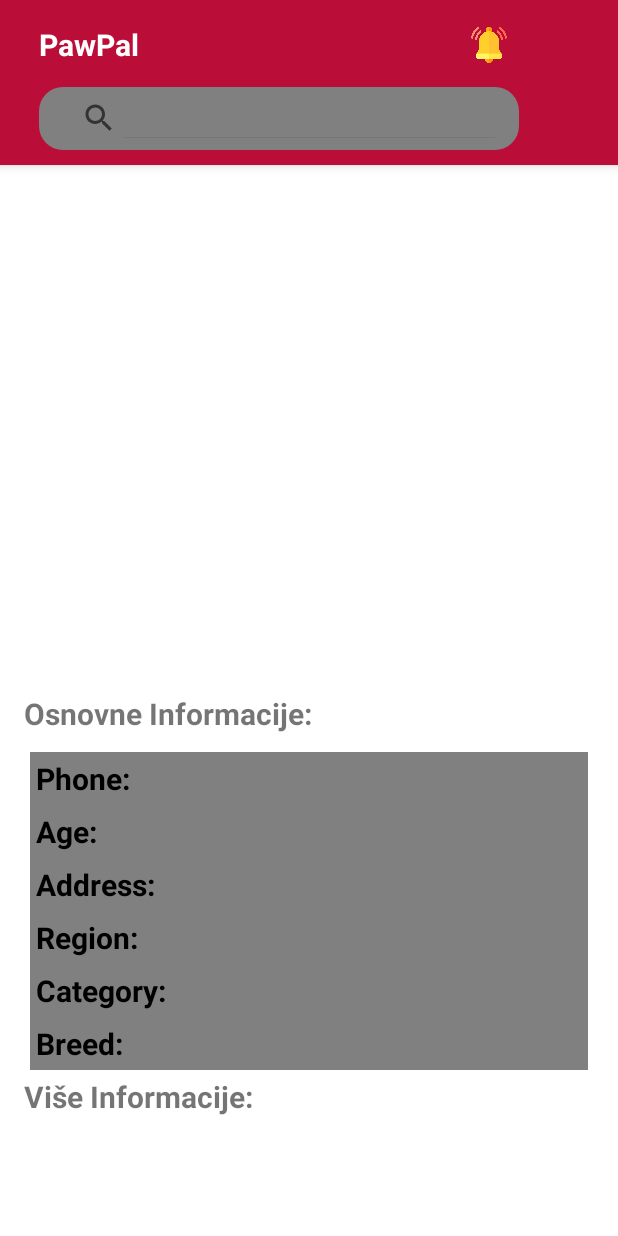
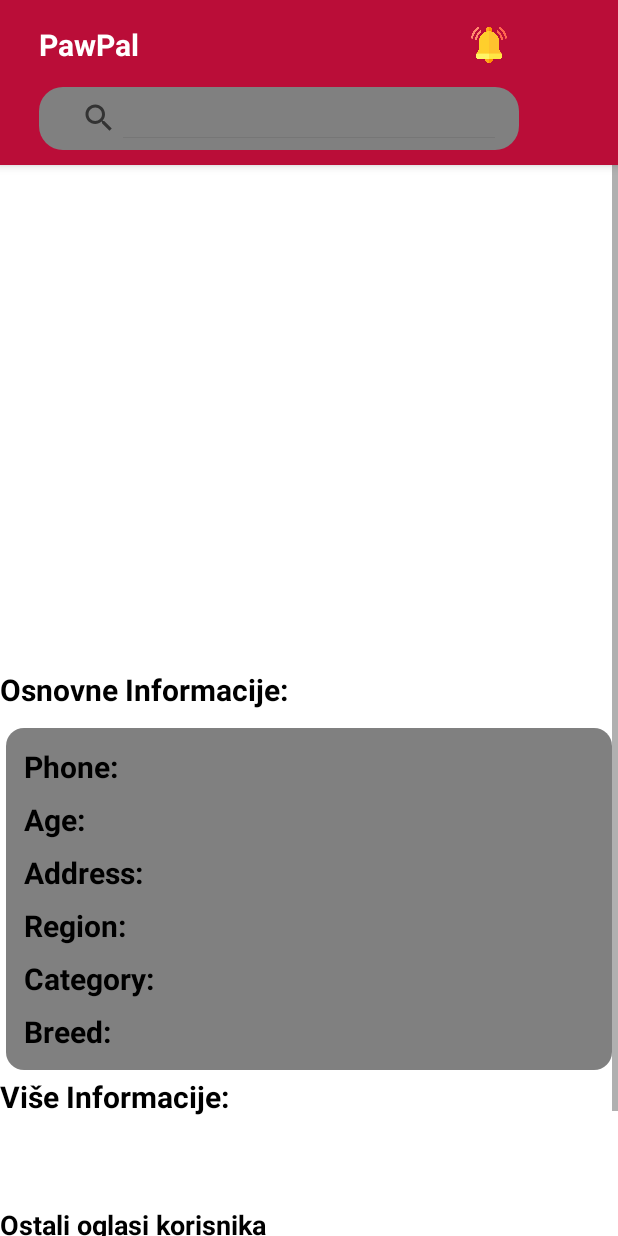
Before and after one commit to hrvojemastelic/petme, an Android app: the FullAdActivity screen opened directly, with no data from a screen before it, on a phone screen of 412 x 824 dp. Run offline under Robolectric (Android 15) with nearby library versions, the light colour scheme and no system bars; our stand-ins replace Firebase (no records; nobody signed in at launch, a user with empty details on screens opened directly); 3 statements that could not run were skipped.

Commit message:
added usersession and username to full add so user data is now globally available

```diff
--- a/app/src/main/AndroidManifest.xml
+++ b/app/src/main/AndroidManifest.xml
@@ -18,6 +18,10 @@
         android:supportsRtl="true"
         android:theme="@style/Theme.Petme"
         tools:targetApi="31">
+        <activity
+            android:name=".ui.userAds.UserAds"
+            android:exported="false"
+            android:theme="@style/Theme.Petme" />
         <activity
             android:name=".ui.fullAd.fullimage.FullScreenImageActivity"
             android:exported="false" />
--- a/app/src/main/java/com/example/petme/adapters/AdsAdapter.kt
+++ b/app/src/main/java/com/example/petme/adapters/AdsAdapter.kt
@@ -1,6 +1,7 @@
 package com.example.petme.adapters
 
 import android.content.Intent
+import android.util.Log
 import android.view.LayoutInflater
 import android.view.ViewGroup
 import androidx.recyclerview.widget.RecyclerView
@@ -20,12 +21,16 @@ class AdsAdapter(private var adsList: MutableList<ClassifiedAd>) : RecyclerView.
     override fun onBindViewHolder(holder: AdViewHolder, position: Int) {
         val ad = adsList[position]
         holder.bind(ad)
+        Log.d("uvatio",ad.toString())
 
 
         holder.itemView.setOnClickListener {
             val context = holder.itemView.context
             val intent = Intent(context, FullAdActivity::class.java)
+            Log.d("uvatio",ad.toString())
             intent.putExtra("adId", ad.id) // Pass the adId as a String
+            intent.putExtra("userId", ad.userId) // Pass the adId as a String
+
             context.startActivity(intent)
         }
 
--- a/app/src/main/java/com/example/petme/adapters/AdsSingleColAdapter.kt
+++ b/app/src/main/java/com/example/petme/adapters/AdsSingleColAdapter.kt
@@ -31,7 +31,8 @@ class AdsSingleColAdapter(
         holder.itemView.setOnClickListener {
             val context = holder.itemView.context
             val intent = Intent(context, FullAdActivity::class.java)
-            intent.putExtra("adId", ad.id) // Pass the adId as a String
+            intent.putExtra("adId", ad.id)
+            intent.putExtra("userId", ad.userId)// Pass the adId as a String
             context.startActivity(intent)
         }
 
--- a/app/src/main/java/com/example/petme/ui/fullAd/FullAdActivity.kt
+++ b/app/src/main/java/com/example/petme/ui/fullAd/FullAdActivity.kt
@@ -1,6 +1,7 @@
 package com.example.petme.ui.fullAd
 
 import android.annotation.SuppressLint
+import android.content.Intent
 import android.os.Bundle
 import android.util.Log
 import android.widget.TextView
@@ -10,11 +11,17 @@ import androidx.appcompat.app.AppCompatActivity
 import androidx.appcompat.widget.SearchView
 import androidx.core.view.ViewCompat
 import androidx.core.view.WindowInsetsCompat
+import androidx.lifecycle.LiveData
+import androidx.lifecycle.MutableLiveData
+import androidx.recyclerview.widget.GridLayoutManager
+import androidx.recyclerview.widget.RecyclerView
 import androidx.viewpager.widget.ViewPager
 import com.example.petme.R
+import com.example.petme.adapters.AdsAdapter
 import com.example.petme.adapters.ImagePagerAdapter
 import com.example.petme.databinding.ActivityFullAdBinding
 import com.example.petme.models.ClassifiedAd
+import com.example.petme.session.UserSession
 import com.google.firebase.firestore.FirebaseFirestore
 import java.text.SimpleDateFormat
 import java.util.Locale
@@ -23,6 +30,7 @@ class FullAdActivity : AppCompatActivity() {
 
     private lateinit var binding: ActivityFullAdBinding
     private val firestore = FirebaseFirestore.getInstance()
+    private lateinit var recyclerView : RecyclerView
 
     override fun onCreate(savedInstanceState: Bundle?) {
         super.onCreate(savedInstanceState)
@@ -31,6 +39,19 @@ class FullAdActivity : AppCompatActivity() {
 
         setupActionBar()
         val adId = intent.getStringExtra("adId") // Get adId as String
+        val userId = intent.getStringExtra("userId")
+        Log.d("fulladddd",UserSession.username.toString())
+        val username = UserSession.username.toString()
+
+
+        binding.ostaliOglasiKorsinika.setText(username);
+
+        binding.allAds.setOnClickListener()
+        {
+
+        }
+        Log.d("userId",userId.toString())
+        fetchAdsByUserId(userId.toString())
 
         if (adId != null) {
             fetchAdDetails(adId) // Fetch and display ad details
@@ -38,6 +59,11 @@ class FullAdActivity : AppCompatActivity() {
             Toast.makeText(this, "Ad not found", Toast.LENGTH_SHORT).show()
             finish() // Close activity if adId is missing
         }
+
+        recyclerView = binding.recyclerViewwUserAads
+        recyclerView.setHasFixedSize(true)
+        val gridLayoutManager = GridLayoutManager(this, 2) // 2 columns
+        recyclerView.layoutManager = gridLayoutManager
     }
 
     private fun fetchAdDetails(adId: String) {
@@ -110,4 +136,27 @@ class FullAdActivity : AppCompatActivity() {
     private fun searchForAds(query: String) {
         // Implement search logic here
     }
+
+    fun fetchAdsByUserId(userId: String) {
+        val firestore = FirebaseFirestore.getInstance()
+
+        firestore.collection("ads")
+            .whereEqualTo("userId", userId)
+            .get()
+            .addOnSuccessListener { documents ->
+                val adList = mutableListOf<ClassifiedAd>()
+                for (document in documents) {
+                    val ad = document.toObject(ClassifiedAd::class.java)
+                    adList.add(ad)
+                }
+                Log.d("uvatio",adList.toString())
+                val list =  adList.take(4).toMutableList()
+                val adapter = AdsAdapter(list)
+                recyclerView.adapter = adapter
+            }
+            .addOnFailureListener { exception ->
+                Toast.makeText(recyclerView.context, "Error fetching ads: ${exception.message}", Toast.LENGTH_SHORT).show()
+            }
+    }
+
 }
--- a/app/src/main/res/layout/activity_full_ad.xml
+++ b/app/src/main/res/layout/activity_full_ad.xml
@@ -1,7 +1,7 @@
 <ScrollView xmlns:android="http://schemas.android.com/apk/res/android"
     android:layout_width="match_parent"
     android:layout_height="match_parent"
-    android:padding="16dp">
+    >
 
     <!-- Wrap all elements in a LinearLayout -->
     <LinearLayout
@@ -20,7 +20,8 @@
             android:id="@+id/date"
             android:layout_width="wrap_content"
             android:layout_height="wrap_content"
-            android:layout_marginBottom="6dp"/>
+            android:layout_marginBottom="6dp"
+            android:textColor="?attr/textFillColor"/>
 
         <!-- Title -->
         <TextView
@@ -30,6 +31,7 @@
             android:textSize="30sp"
             android:textStyle="bold"
             android:layout_marginBottom="8dp"
+            android:textColor="?attr/textFillColor"
             />
 
         <!-- Price -->
@@ -39,7 +41,8 @@
             android:layout_height="wrap_content"
             android:textSize="28sp"
             android:textStyle="bold"
-            android:layout_marginBottom="8dp"/>
+            android:layout_marginBottom="8dp"
+            android:textColor="?attr/textFillColor"/>
 
 
         <TextView
@@ -49,13 +52,14 @@
             android:textStyle="bold"
             android:text="Osnovne Informacije:"
             android:layout_marginBottom="8dp"
+            android:textColor="?attr/textFillColor"
             />
 
         <LinearLayout
             android:orientation="vertical"
             android:layout_width="match_parent"
             android:layout_height="wrap_content"
-            android:background="@color/dark_gray"
+            android:background="@drawable/rounded_addad_background"
             android:layout_margin="4dp">
 
             <!-- Phone Number -->
@@ -80,7 +84,7 @@
                     android:layout_height="wrap_content"
                     android:textStyle="bold"
                     android:textSize="20sp"
-                    android:textColor="@android:color/black" />
+                    android:textColor="@android:color/white" />
             </LinearLayout>
 
             <!-- Age -->
@@ -105,7 +109,7 @@
                     android:textStyle="bold"
                     android:layout_height="wrap_content"
                     android:textSize="20sp"
-                    android:textColor="@android:color/black" />
+                    android:textColor="@android:color/white" />
             </LinearLayout>
 
             <!-- Address -->
@@ -130,7 +134,7 @@
                     android:textStyle="bold"
                     android:layout_height="wrap_content"
                     android:textSize="20sp"
-                    android:textColor="@android:color/black" />
+                    android:textColor="@android:color/white" />
             </LinearLayout>
 
             <!-- Region -->
@@ -155,7 +159,7 @@
                     android:layout_height="wrap_content"
                     android:textStyle="bold"
                     android:textSize="20sp"
-                    android:textColor="@android:color/black" />
+                    android:textColor="@android:color/white" />
             </LinearLayout>
 
             <!-- Category -->
@@ -180,7 +184,7 @@
                     android:textStyle="bold"
                     android:layout_height="wrap_content"
                     android:textSize="20sp"
-                    android:textColor="@android:color/black" />
+                    android:textColor="@android:color/white" />
             </LinearLayout>
 
             <!-- Breed -->
@@ -205,7 +209,7 @@
                     android:layout_width="wrap_content"
                     android:layout_height="wrap_content"
                     android:textSize="20sp"
-                    android:textColor="@android:color/black" />
+                    android:textColor="@android:color/white" />
             </LinearLayout>
 
         </LinearLayout>
@@ -218,6 +222,7 @@
             android:textStyle="bold"
             android:text="Više Informacije:"
             android:layout_marginBottom="8dp"
+            android:textColor="?attr/textFillColor"
             />
         <!-- Description -->
         <TextView
@@ -225,7 +230,62 @@
             android:layout_width="wrap_content"
             android:layout_height="wrap_content"
             android:textSize="20sp"
-            android:layout_marginBottom="8dp"/>
+            android:layout_marginBottom="8dp"
+            android:textColor="?attr/textFillColor"/>
+
+        <TextView
+            android:layout_width="wrap_content"
+            android:layout_height="wrap_content"
+            android:text="Ostali oglasi korisnika"
+            android:textSize="18sp"
+            android:layout_marginTop="16dp"
+            android:layout_marginBottom="8dp"
+            android:textStyle="bold"
+            android:textColor="?attr/textFillColor"
+            />
+
+        <!-- Recommended Ads (RecyclerView with fixed height) -->
+        <androidx.recyclerview.widget.RecyclerView
+            android:id="@+id/recyclerViewwUserAads"
+            android:layout_width="match_parent"
+            android:layout_height="wrap_content"
+            android:layout_marginTop="16dp"
+            android:nestedScrollingEnabled="false"
+            android:layout_marginBottom="10dp"/>
+
+
+    <LinearLayout
+        android:id="@+id/allAds"
+        android:layout_width="match_parent"
+        android:layout_height="wrap_content"
+        android:orientation="horizontal"
+        android:layout_marginBottom="20dp"
+        android:padding="4dp">
+
+    <TextView
+            android:layout_width="wrap_content"
+            android:textColor="@android:color/holo_blue_light"
+            android:layout_height="wrap_content"
+            android:textSize="20dp"
+            android:text="Svi oglasi korisnika">
+
+        </TextView>
+
+        <TextView
+            android:id="@+id/ostaliOglasiKorsinika"
+            android:layout_width="wrap_content"
+            android:textColor="@android:color/holo_blue_light"
+            android:layout_height="wrap_content"
+            android:layout_marginLeft="4dp"
+            android:textSize="20dp"
+
+            >
+
+        </TextView>
 
     </LinearLayout>
+    </LinearLayout>
+
+
+
 </ScrollView>
--- a/app/src/main/res/layout/item_ad.xml
+++ b/app/src/main/res/layout/item_ad.xml
@@ -4,9 +4,6 @@
     android:layout_height="wrap_content"
     android:orientation="vertical"
     android:background="@drawable/rounded_addad_background"
-    android:paddingBottom="4dp"
-    android:paddingLeft="4dp"
-    android:paddingRight="4dp"
     android:layout_margin="4dp">
 
     <ImageView
--- a/app/src/main/res/values/colors.xml
+++ b/app/src/main/res/values/colors.xml
@@ -11,4 +11,7 @@
     <color name="white">#FFFFFF</color>
     <color name="black">#000000</color>
     <color name="redish">#ba0d38</color>
+    <color name="primary_text">#FFFFFF</color>
+    <color name="primary_text_night">#000000</color>
+
 </resources>
--- a/app/src/main/res/values/dimens.xml
+++ b/app/src/main/res/values/dimens.xml
@@ -2,4 +2,5 @@
     <!-- Default screen margins, per the Android Design guidelines. -->
     <dimen name="activity_horizontal_margin">16dp</dimen>
     <dimen name="activity_vertical_margin">16dp</dimen>
+    <dimen name="fab_margin">16dp</dimen>
 </resources>
--- a/app/src/main/res/values/strings.xml
+++ b/app/src/main/res/values/strings.xml
@@ -63,4 +63,5 @@
         <item>Čistokrvni</item>
         <item>Mješanac</item>
     </string-array>
+
 </resources>
--- a/app/src/main/res/values/themes.xml
+++ b/app/src/main/res/values/themes.xml
@@ -11,11 +11,18 @@
         <item name="android:windowBackground">@color/white</item>
         <item name="android:statusBarColor">@color/redish</item>
         <item name="actionBarSize">110dp</item>
+        <item name="textFillColor">@color/primary_text_night</item>
 
         <!-- Customize your theme here. -->
 
     </style>
 
     <color name="textColorPrimary">#000000</color> <!-- Black for light theme -->
+
     <color name="cardBack">@color/dark_gray</color>
+    <!-- Base application theme. -->
+    <style name="Base.Theme.Petme" parent="Theme.Material3.DayNight.NoActionBar">
+        <!-- Customize your light theme here. -->
+        <!-- <item name="colorPrimary">@color/my_light_primary</item> -->
+    </style>
 </resources>
```
Also changed, not shown: app/src/main/java/com/example/petme/session/UserSession.kt (added, +17 -0 lines), app/src/main/java/com/example/petme/ui/fullAd/fullimage/FullScreenImageActivity.kt (+27 -0 lines), app/src/main/java/com/example/petme/ui/user/auth/AuthViewModel.kt (+18 -4 lines), app/src/main/res/values-night/themes.xml (+8 -1 lines).
